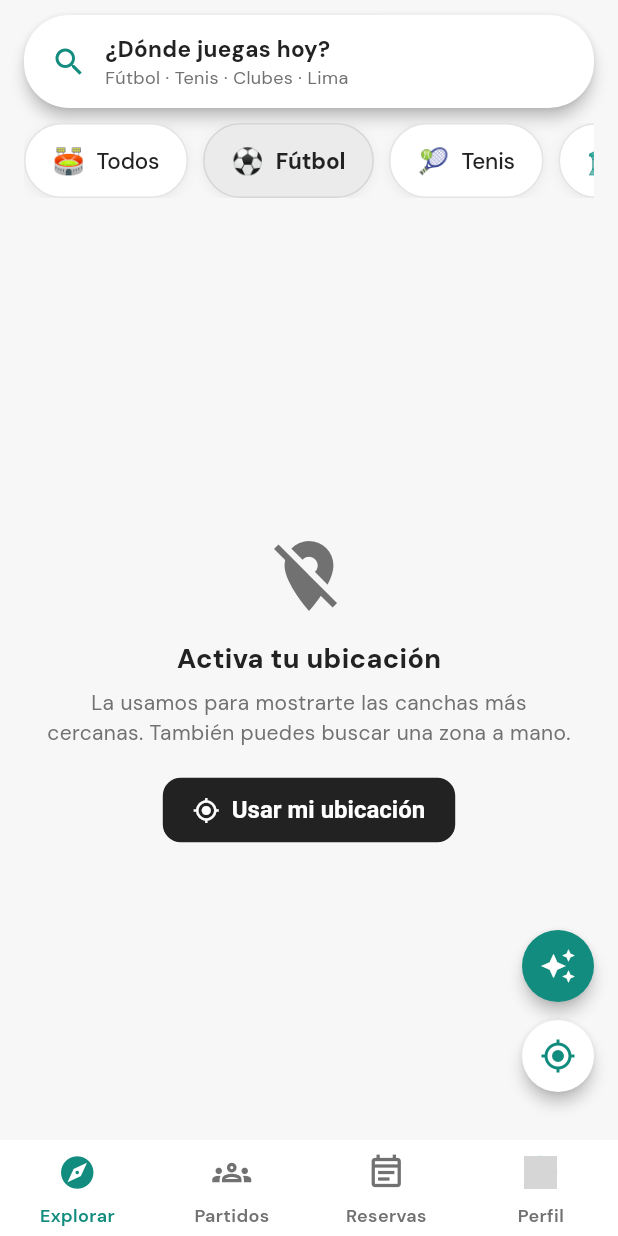
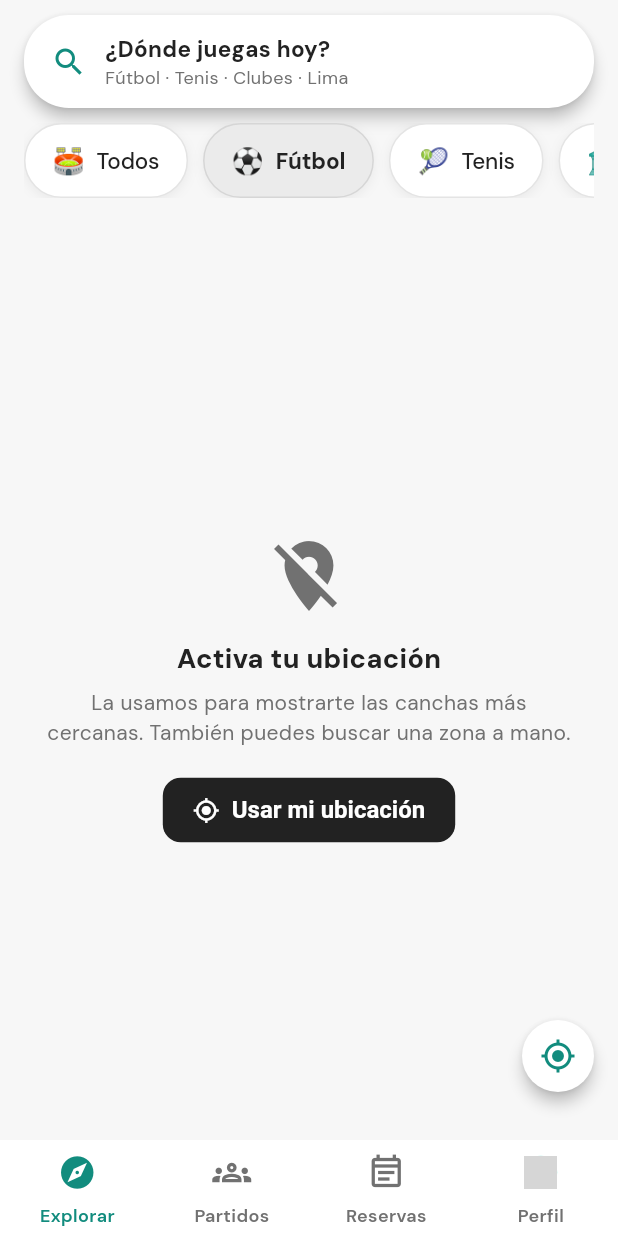
Before and after one commit to dcalagua/canchas-app-lima, a Flutter app: the screen it shows after launch, after a tap on "Saltar", on a phone screen of 412 x 824 dp. Run offline on Flutter 3.47's test engine with Material 3 defaults, Android fonts, the phone set to English and light mode, and no system bars; our stand-ins replace firebase_core, firebase_messaging, font_awesome_flutter, geocoding, geolocator, google_fonts and 5 more; accounts and stored records are empty; network calls fail; grey boxes are pictures that could not be loaded.

```diff
--- a/lib/screens/explorar_home_screen.dart
+++ b/lib/screens/explorar_home_screen.dart
@@ -14,7 +14,6 @@ import '../services/location_service.dart';
 import '../services/pagos_service.dart';
 import '../utils/geo.dart';
 import '../utils/moneda.dart';
-import 'asistente_screen.dart';
 import 'buscar_direccion_screen.dart';
 import 'club_detalle_screen.dart';
 import 'login_google_sheet.dart';
@@ -479,25 +478,6 @@ class _ExplorarHomeScreenState extends State<ExplorarHomeScreen> {
             ),
           ),
 
-          // Asistente Pichangol (IA): concierge de reservas en lenguaje natural.
-          Positioned(
-            right: 16,
-            bottom: 92,
-            child: Material(
-              elevation: 4,
-              shape: const CircleBorder(),
-              color: lima,
-              child: InkWell(
-                customBorder: const CircleBorder(),
-                onTap: () => Navigator.of(context).push(MaterialPageRoute(
-                    builder: (_) => AsistenteScreen(centro: _centroBusqueda))),
-                child: const Padding(
-                  padding: EdgeInsets.all(12),
-                  child: Icon(Icons.auto_awesome, color: Colors.white),
-                ),
-              ),
-            ),
-          ),
           // Botón "mi ubicación": re-identifica la zona y reordena la lista.
           Positioned(
             right: 16,
```
